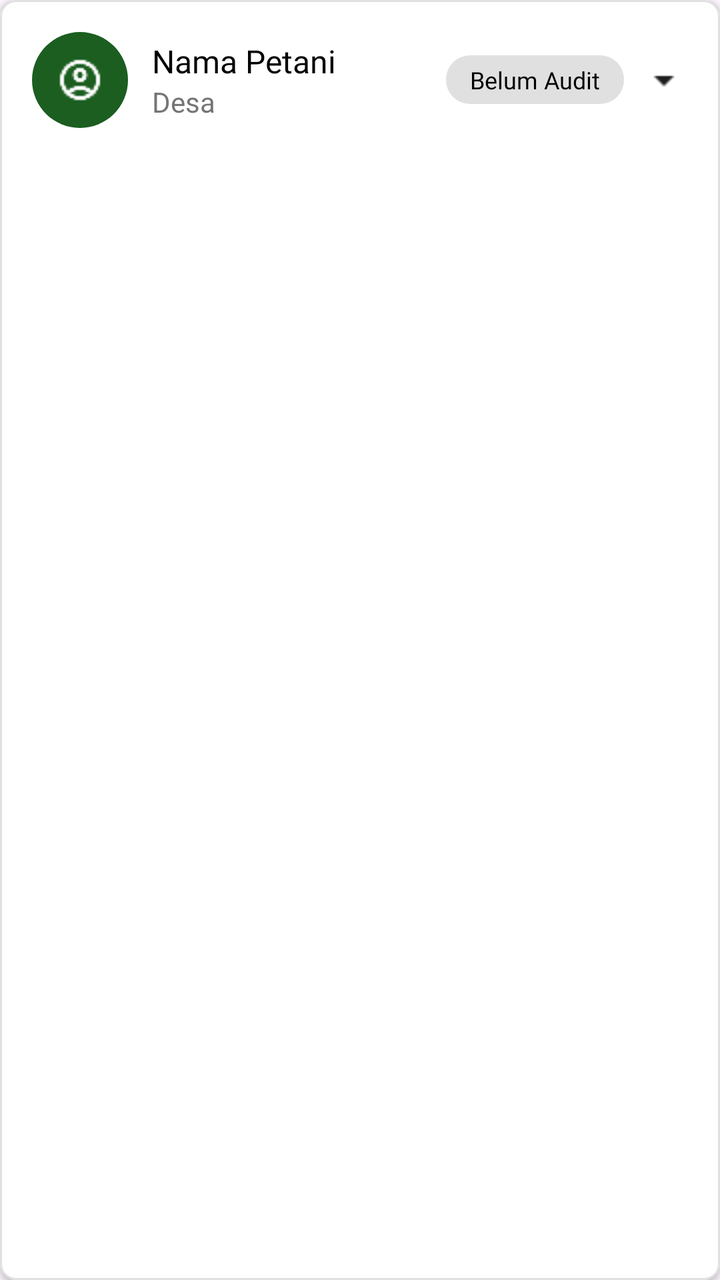
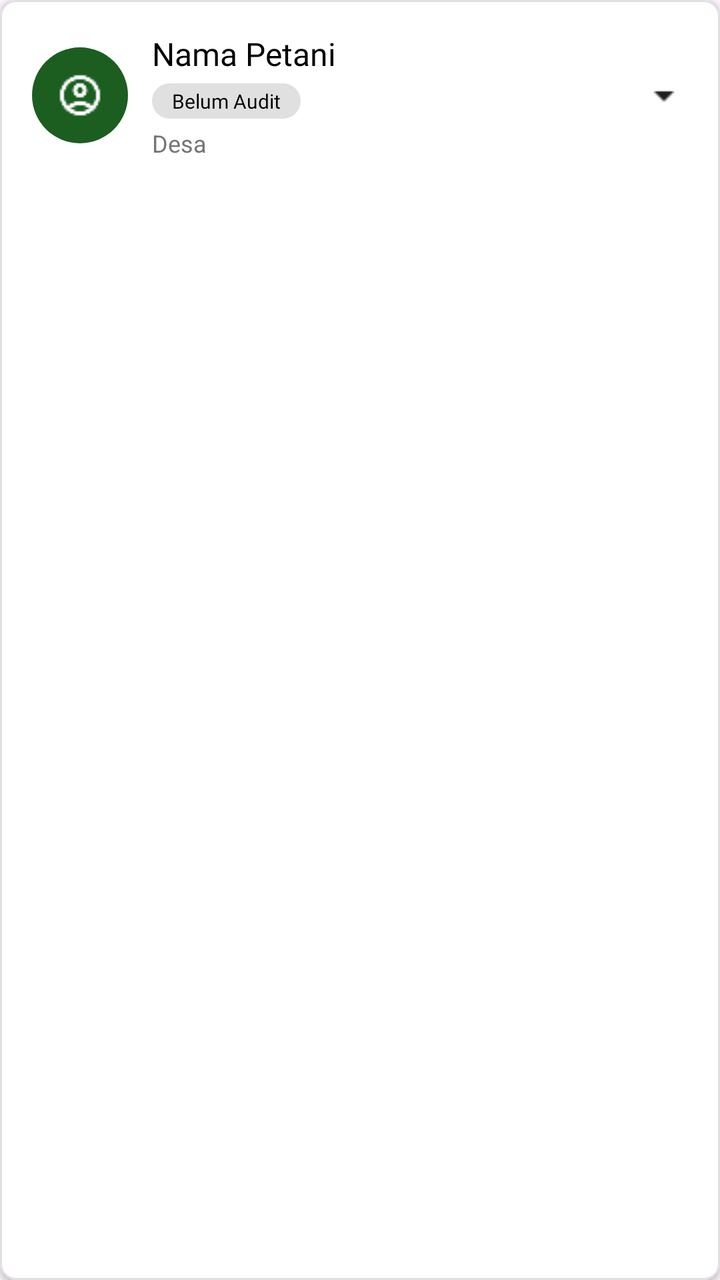

Compare the two renders of this Android layout. The source of the first and the diff that turns it into the second are given below.
<!-- AndroidManifest.xml: application theme Theme.Notasawit -->
<!-- res/layout/item_petani_audit.xml -->
<?xml version="1.0" encoding="utf-8"?>
<com.google.android.material.card.MaterialCardView xmlns:android="http://schemas.android.com/apk/res/android"
    xmlns:app="http://schemas.android.com/apk/res-auto"
    android:layout_width="match_parent"
    android:layout_height="wrap_content"
    android:layout_marginBottom="8dp"
    app:cardCornerRadius="8dp"
    app:cardElevation="2dp"
    app:strokeWidth="1dp"
    app:strokeColor="#E0E0E0"
    app:cardBackgroundColor="@color/white">

    <LinearLayout
        android:layout_width="match_parent"
        android:layout_height="wrap_content"
        android:orientation="vertical">

        
        <LinearLayout
            android:id="@+id/layoutHeader"
            android:layout_width="match_parent"
            android:layout_height="wrap_content"
            android:orientation="horizontal"
            android:padding="16dp"
            android:gravity="center_vertical"
            android:background="?attr/selectableItemBackground">

            <ImageView
                android:id="@+id/ivProfil"
                android:layout_width="48dp"
                android:layout_height="48dp"
                android:layout_marginEnd="12dp"
                android:src="@drawable/ic_profile"
                android:background="@drawable/bg_avatar_circle"
                android:padding="8dp"
                android:scaleType="centerInside"
                app:tint="@color/white" />

            <LinearLayout
                android:layout_width="0dp"
                android:layout_height="wrap_content"
                android:layout_weight="1"
                android:orientation="vertical">

                <TextView
                    android:id="@+id/tvNamaPetani"
                    android:layout_width="wrap_content"
                    android:layout_height="wrap_content"
                    android:text="Nama Petani"
                    android:textSize="16sp"
                    android:fontFamily="@font/poppins_bold"
                    android:textColor="@color/black"
                    android:maxLines="1"
                    android:ellipsize="end" />

                <TextView
                    android:id="@+id/tvDesa"
                    android:layout_width="wrap_content"
                    android:layout_height="wrap_content"
                    android:text="Desa"
                    android:textSize="14sp"
                    android:textColor="#757575" />
            </LinearLayout>

            <TextView
                android:id="@+id/tvStatus"
                android:layout_width="wrap_content"
                android:layout_height="wrap_content"
                android:text="Belum Audit"
                android:paddingHorizontal="12dp"
                android:paddingVertical="4dp"
                android:background="@drawable/rounded_bg_gray"
                android:textSize="12sp"
                android:fontFamily="@font/poppins_bold"
                android:textColor="@color/black"
                android:layout_marginEnd="8dp"/>

            <ImageView
                android:id="@+id/ivExpand"
                android:layout_width="24dp"
                android:layout_height="24dp"
                android:src="@drawable/ic_arrow_drop_down" />
        </LinearLayout>

        
        <LinearLayout
            android:id="@+id/layoutDetail"
            android:layout_width="match_parent"
            android:layout_height="wrap_content"
            android:orientation="vertical"
            android:padding="16dp"
            android:background="#F9F9F9"
            android:visibility="gone">

            <TextView
                android:id="@+id/tvTanggalAudit"
                android:layout_width="wrap_content"
                android:layout_height="wrap_content"
                android:text="Tanggal Audit: -"
                android:textSize="14sp"
                android:textColor="@color/black"
                android:layout_marginBottom="12dp" />

            <LinearLayout
                android:layout_width="match_parent"
                android:layout_height="wrap_content"
                android:orientation="horizontal"
                android:gravity="end">

                <com.google.android.material.button.MaterialButton
                    android:id="@+id/btnBukaPdf"
                    android:layout_width="wrap_content"
                    android:layout_height="wrap_content"
                    android:text="Buka PDF"
                    style="@style/Widget.MaterialComponents.Button.OutlinedButton"
                    android:layout_marginEnd="8dp"
                    android:visibility="gone"
                    app:strokeColor="@color/agri_green_dark"
                    android:textColor="@color/agri_green_dark" />

                <com.google.android.material.button.MaterialButton
                    android:id="@+id/btnAudit"
                    android:layout_width="wrap_content"
                    android:layout_height="wrap_content"
                    android:text="Lakukan Audit"
                    app:backgroundTint="@color/agri_green_dark" />
            </LinearLayout>

        </LinearLayout>
    </LinearLayout>

</com.google.android.material.card.MaterialCardView>
<!-- resources referenced by this layout -->
<resources>
  <color name="agri_green_dark">#1B5E20</color>
  <color name="black">#FF000000</color>
  <color name="white">#FFFFFFFF</color>
  <!-- drawable bg_avatar_circle (drawable) -->
  <shape xmlns:android="http://schemas.android.com/apk/res/android">
      <solid android:color="@color/agri_green_dark"/>
      <corners android:radius="100dp"/>
  </shape>
  <!-- drawable ic_arrow_drop_down: png bitmap (drawable, 209 bytes) -->
  <!-- drawable ic_profile: png bitmap (drawable, 700 bytes) -->
  <!-- drawable rounded_bg_gray (drawable) -->
  <?xml version="1.0" encoding="utf-8"?>
  <shape xmlns:android="http://schemas.android.com/apk/res/android">
      <solid android:color="#E0E0E0" />
      <corners android:radius="12dp" />
  </shape>
  <style name="Theme.Notasawit" parent="Base.Theme.Notasawit" />
  <style name="Base.Theme.Notasawit" parent="Theme.Material3.DayNight.NoActionBar">
          
          
      </style>
</resources>

<!-- the commit's change to res/layout/item_petani_audit.xml (unified diff, before → after) -->
@@ -54,26 +54,27 @@
                     android:ellipsize="end" />
 
                 <TextView
+                    android:id="@+id/tvStatus"
+                    android:layout_width="wrap_content"
+                    android:layout_height="wrap_content"
+                    android:text="Belum Audit"
+                    android:paddingHorizontal="10dp"
+                    android:paddingVertical="2dp"
+                    android:layout_marginTop="4dp"
+                    android:background="@drawable/rounded_bg_gray"
+                    android:textSize="10sp"
+                    android:fontFamily="@font/poppins_bold"
+                    android:textColor="@color/black" />
+
+                <TextView
                     android:id="@+id/tvDesa"
                     android:layout_width="wrap_content"
                     android:layout_height="wrap_content"
+                    android:layout_marginTop="4dp"
                     android:text="Desa"
-                    android:textSize="14sp"
+                    android:textSize="12sp"
                     android:textColor="#757575" />
             </LinearLayout>
-
-            <TextView
-                android:id="@+id/tvStatus"
-                android:layout_width="wrap_content"
-                android:layout_height="wrap_content"
-                android:text="Belum Audit"
-                android:paddingHorizontal="12dp"
-                android:paddingVertical="4dp"
-                android:background="@drawable/rounded_bg_gray"
-                android:textSize="12sp"
-                android:fontFamily="@font/poppins_bold"
-                android:textColor="@color/black"
-                android:layout_marginEnd="8dp"/>
 
             <ImageView
                 android:id="@+id/ivExpand"
@@ -123,6 +124,7 @@
                     android:layout_width="wrap_content"
                     android:layout_height="wrap_content"
                     android:text="Lakukan Audit"
+                    android:textColor="@color/white"
                     app:backgroundTint="@color/agri_green_dark" />
             </LinearLayout>
 
